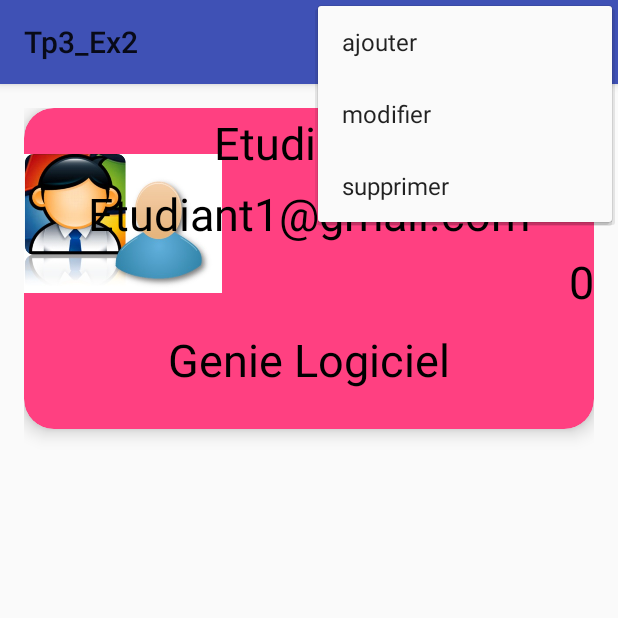
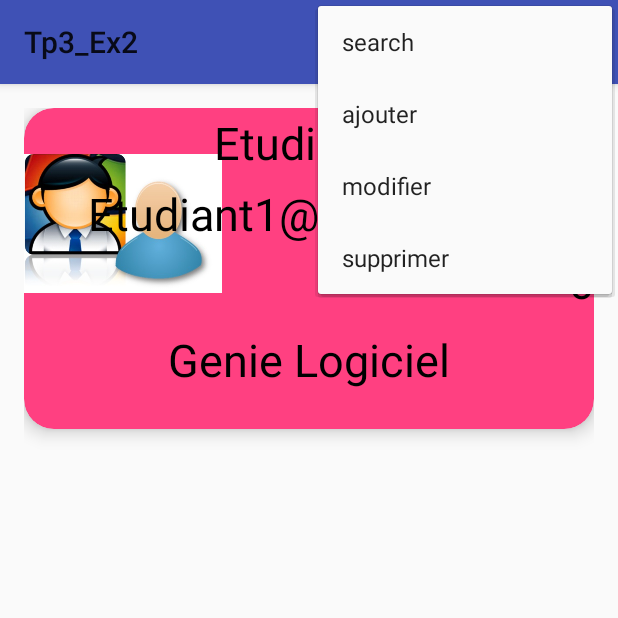
Before and after one commit to amirensit/Tp3-Ex2-with-search, an Android app: the screen it shows after launch (MainActivity), with the options menu open, on a phone screen of 412 x 824 dp, the top half of it. Run offline under Robolectric (Android 15) with nearby library versions, the phone set to English and light mode, and no system bars.

Commit message:
version 2 test android final

```diff
--- a/Tp3_Ex2/app/src/main/res/menu/mymenu.xml
+++ b/Tp3_Ex2/app/src/main/res/menu/mymenu.xml
@@ -2,6 +2,11 @@
 <menu xmlns:app="http://schemas.android.com/apk/res-auto"
     xmlns:android="http://schemas.android.com/apk/res/android">
 
+    <item android:title="search"
+        android:id="@+id/search"
+        android:visible="true"
+        android:enabled="true"
+        android:showAsAction="ifRoom" />
     <item android:title="ajouter"
         android:id="@+id/add"
         android:showAsAction="ifRoom"
```
Also changed, not shown: Tp3_Ex2/app/src/main/java/choubanidev/ensit/com/tp3_ex2/MainActivity.java (+7 -0 lines).
